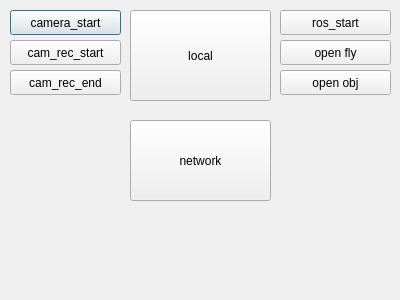
Profrog/2022LOFI, file lofi.ui: the form before one commit.
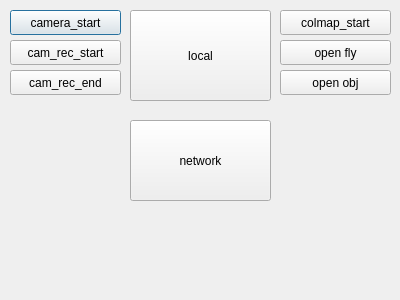
The form after the commit.

Diff of the .ui file:
```diff
--- a/lofi.ui
+++ b/lofi.ui
@@ -36,7 +36,7 @@
     </rect>
    </property>
    <property name="text">
-    <string>ros_start</string>
+    <string>colmap_start</string>
    </property>
   </widget>
   <widget class="QPushButton" name="camera_r1">
```
